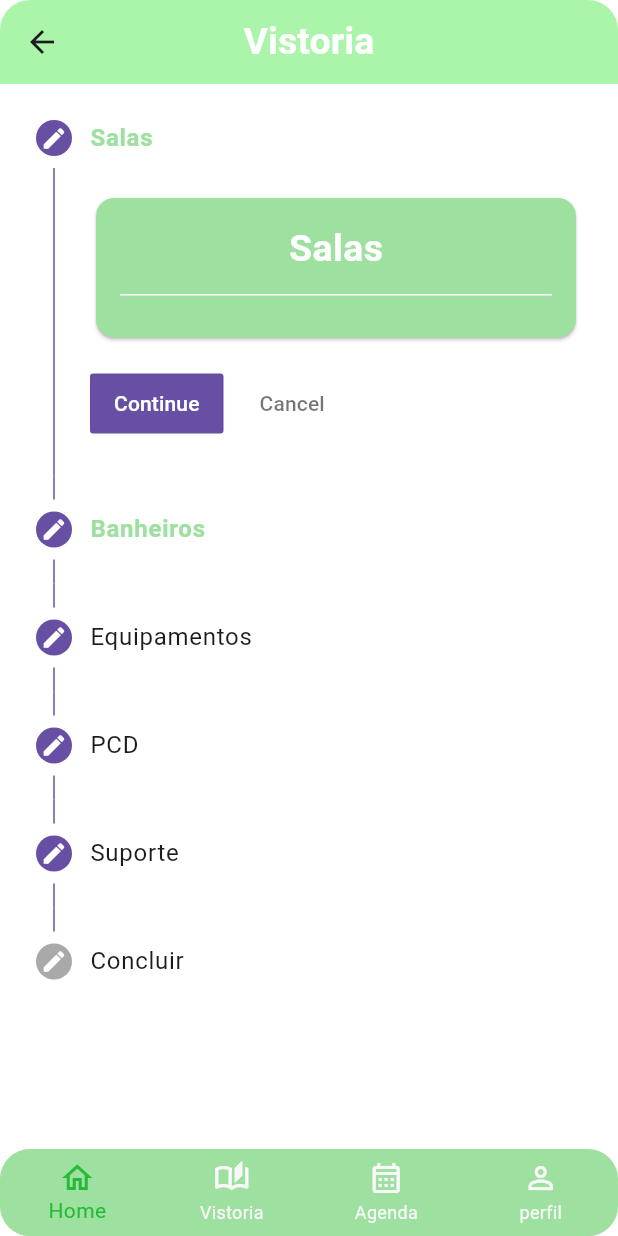
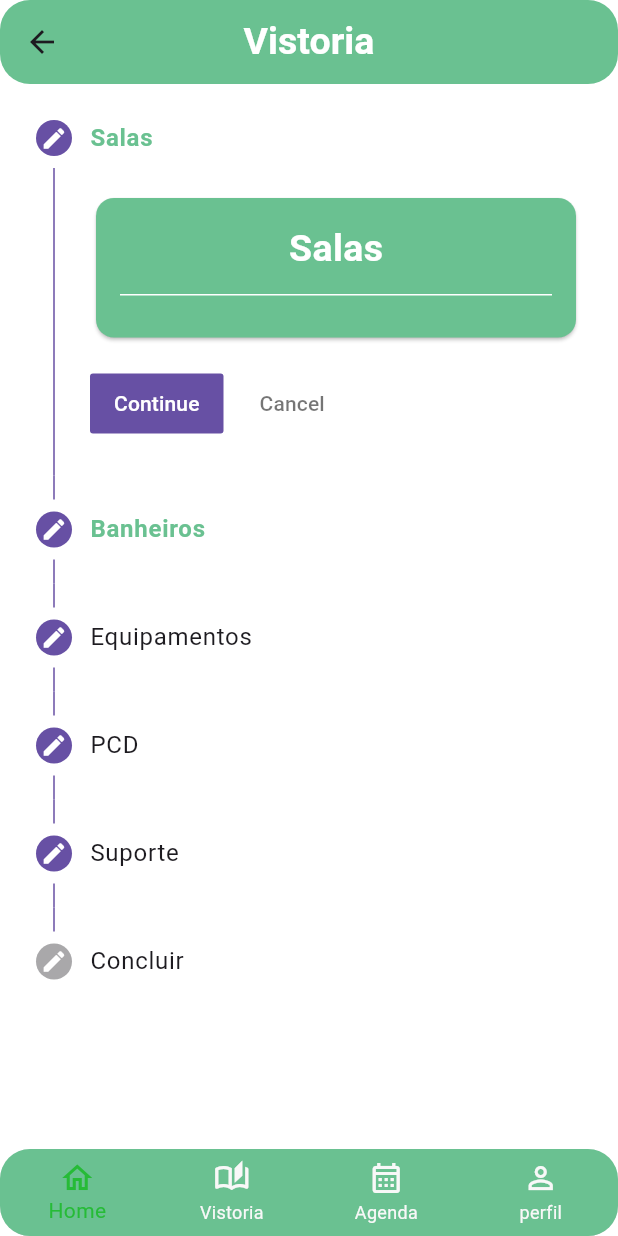
Before and after one commit to Luthianni/vistoriacfcflutter, a Flutter app: the BaseScreen screen opened by its route, swiped to page 2, on a phone screen of 412 x 824 dp. Run offline on Flutter 3.47's test engine with Material 3 defaults, Android fonts, the phone set to English and light mode, and no system bars; our stand-ins replace brasil_fields, dio, flutter_secure_storage, fluttertoast, freezed_annotation, get and 3 more; accounts and stored records are empty; generated files the repository leaves out were written again; network calls fail.

Commit message:
Alterado as cores padrão.

```diff
--- a/lib/main.dart
+++ b/lib/main.dart
@@ -8,7 +8,6 @@ void main() {
   WidgetsFlutterBinding.ensureInitialized();
 
   Get.put(AuthController());
-
 
   runApp(const MyApp());
 }
--- a/lib/src/pages/agenda/view/agenda_tab.dart
+++ b/lib/src/pages/agenda/view/agenda_tab.dart
@@ -21,7 +21,7 @@ class _AgendaTabSelectorState extends State<AgendaTab> {
   Widget build(BuildContext context) {
     return Scaffold(
       appBar: AppBar(
-        backgroundColor: const Color.fromARGB(255, 158, 224, 160),
+        backgroundColor: const Color.fromARGB(255, 106, 193, 145),
         elevation: 0,
         centerTitle: true,
         title: const Text(
--- a/lib/src/pages/base/base_screen.dart
+++ b/lib/src/pages/base/base_screen.dart
@@ -42,7 +42,7 @@ class _BaseScreenState extends State<BaseScreen> {
                 navigationController.navitePageView(index);
               },
               type: BottomNavigationBarType.fixed,
-              backgroundColor: const Color.fromARGB(255, 158, 224, 160),
+              backgroundColor: const Color.fromARGB(255, 106, 193, 145),
               selectedItemColor: const Color.fromRGBO(38, 187, 55, 1.0),
               unselectedItemColor: const Color.fromARGB(255, 248, 248, 248),
               items: const [
--- /dev/null
+++ b/lib/src/pages/profile/binding/profile_binding.dart
@@ -0,0 +1,10 @@
+
+import 'package:get/get.dart';
+import 'package:vistoria_cfc/src/pages/profile/controller/profile_controller.dart';
+
+class ProfileBinding extends Bindings{
+  @override
+  void dependencies() {
+    Get.put(ProfileController());
+  }
+}
--- a/lib/src/pages/profile/controller/profile_controller.dart
+++ b/lib/src/pages/profile/controller/profile_controller.dart
@@ -40,6 +40,9 @@ class ProfileController extends GetxController {
         // Sucesso: atribuir o perfil extraído do resultado
         profile = result.prof;
         logger.i('Perfil encontrado: $profile');
+
+        // Chamar o método loadProfileData após o perfil ser carregado com sucesso
+        await loadProfileData();
       } else if (result is Error) {
         // Trate o caso em que ocorreu um erro
         logger.e('Erro ao buscar perfil: ${result.message}');
@@ -52,4 +55,7 @@ class ProfileController extends GetxController {
       logger.e('Erro ao buscar perfil: $e');
     }
   }
+  Future<void> loadProfileData() async {
+
+  }
 }
--- a/lib/src/pages/vistoria/view/vistoria_tab.dart
+++ b/lib/src/pages/vistoria/view/vistoria_tab.dart
@@ -18,11 +18,11 @@ class _VistoriaTab extends State<VistoriaTab> {
             'Salas',
             style: TextStyle(
               fontWeight: FontWeight.bold,
-              color: Color.fromARGB(255, 158, 224, 160),
+              color: Color.fromARGB(255, 106, 193, 145),
             ),
           ),
           content: const Card(
-            color: Color.fromARGB(255, 158, 224, 160),
+            color: Color.fromARGB(255, 106, 193, 145),
             child: Padding(
               padding: EdgeInsets.all(16.0),
               child: Column(
@@ -52,11 +52,11 @@ class _VistoriaTab extends State<VistoriaTab> {
             'Banheiros',
             style: TextStyle(
               fontWeight: FontWeight.bold,
-              color: Color.fromARGB(255, 158, 224, 160),
+              color: Color.fromARGB(255, 106, 193, 145),
             ),
           ),
           content: const Card(
-            color: Color.fromRGBO(38, 187, 55, 1.0),
+            color: Color.fromARGB(255, 106, 193, 145),
             child: Padding(
               padding: EdgeInsets.all(16.0),
               child: Column(
@@ -76,7 +76,7 @@ class _VistoriaTab extends State<VistoriaTab> {
           isActive: _activeStepIndex >= 0,
           title: const Text('Equipamentos'),
           content: const Card(
-            color: Color.fromARGB(255, 158, 224, 160),
+            color: Color.fromARGB(255, 106, 193, 145),
             child: Padding(
               padding: EdgeInsets.all(16.0),
               child: Column(
@@ -93,7 +93,7 @@ class _VistoriaTab extends State<VistoriaTab> {
           isActive: _activeStepIndex >= 0,
           title: const Text('PCD'),
           content: const Card(
-            color: Color.fromARGB(255, 158, 224, 160),
+            color: Color.fromARGB(255, 106, 193, 145),
             child: Padding(
               padding: EdgeInsets.all(16.0),
               child: Column(
@@ -110,7 +110,7 @@ class _VistoriaTab extends State<VistoriaTab> {
           isActive: _activeStepIndex >= 0,
           title: const Text('Suporte'),
           content: const Card(
-            color: Color.fromARGB(255, 158, 224, 160),
+            color: Color.fromARGB(255, 106, 193, 145),
             child: Padding(
               padding: EdgeInsets.all(16.0),
               child: Column(
@@ -137,8 +137,8 @@ class _VistoriaTab extends State<VistoriaTab> {
     final List<Step> steps = stepList();
 
     return Scaffold(
-      appBar: AppBar(
-        backgroundColor: const Color.fromARGB(255, 171, 245, 171),
+       appBar: AppBar(
+        backgroundColor: const Color.fromARGB(255, 106, 193, 145),
         elevation: 0,
         centerTitle: true,
         title: const Text(
@@ -148,6 +148,11 @@ class _VistoriaTab extends State<VistoriaTab> {
             fontSize: 25,
             fontWeight: FontWeight.bold,
             color: Color.fromRGBO(255, 255, 255, 1.0),
+          ),
+        ),
+        shape: const RoundedRectangleBorder(
+          borderRadius: BorderRadius.vertical(
+            bottom: Radius.circular(20),
           ),
         ),
       ),
--- a/lib/src/pages_routes/app_pages.dart
+++ b/lib/src/pages_routes/app_pages.dart
@@ -3,6 +3,7 @@ import 'package:vistoria_cfc/src/pages/auth/view/sign_in_screen.dart';
 import 'package:vistoria_cfc/src/pages/base/base_screen.dart';
 import 'package:vistoria_cfc/src/pages/base/binding/navigation_binding.dart';
 import 'package:vistoria_cfc/src/pages/home/binding/home_binding.dart';
+import 'package:vistoria_cfc/src/pages/profile/binding/profile_binding.dart';
 import 'package:vistoria_cfc/src/pages/splash/splash_screen.dart';
 import 'package:vistoria_cfc/src/pages/vistoria/binding/vistoria_binding.dart';
 import 'package:vistoria_cfc/src/pages/vistoria/view/vistoria_screen.dart';
@@ -29,13 +30,14 @@ abstract class AppPages {
         HomeBinding(),
         VistoriaBinding(),
         // AgendaTabBinding(),
-        // ProfileTabBinding(),
+        ProfileBinding(),
       ],
     ),
   ];
 }
 
 abstract class PagesRoutes {
+  static const String profileRoute = '/profile';
   static const String vistoriaRoute = '/vistoria';
   static const String signInRoute = '/signin';
   static const String signUpRoute = '/signup';
--- a/pubspec.yaml
+++ b/pubspec.yaml
@@ -58,6 +58,7 @@ dependencies:
   shared_preferences: ^2.0.0
   json_annotation: ^4.4.0
   string_extensions: ^0.7.1
+  brasil_fields: ^1.14.1
 
 dev_dependencies:
   flutter_test:
```
Also changed, not shown: lib/src/pages/auth/controller/auth_controller.dart (+6 -39 lines), lib/src/pages/auth/view/sign_in_screen.dart (+4 -4 lines), lib/src/pages/profile/view/profile_tab.dart (+10 -4 lines), pubspec.lock.
